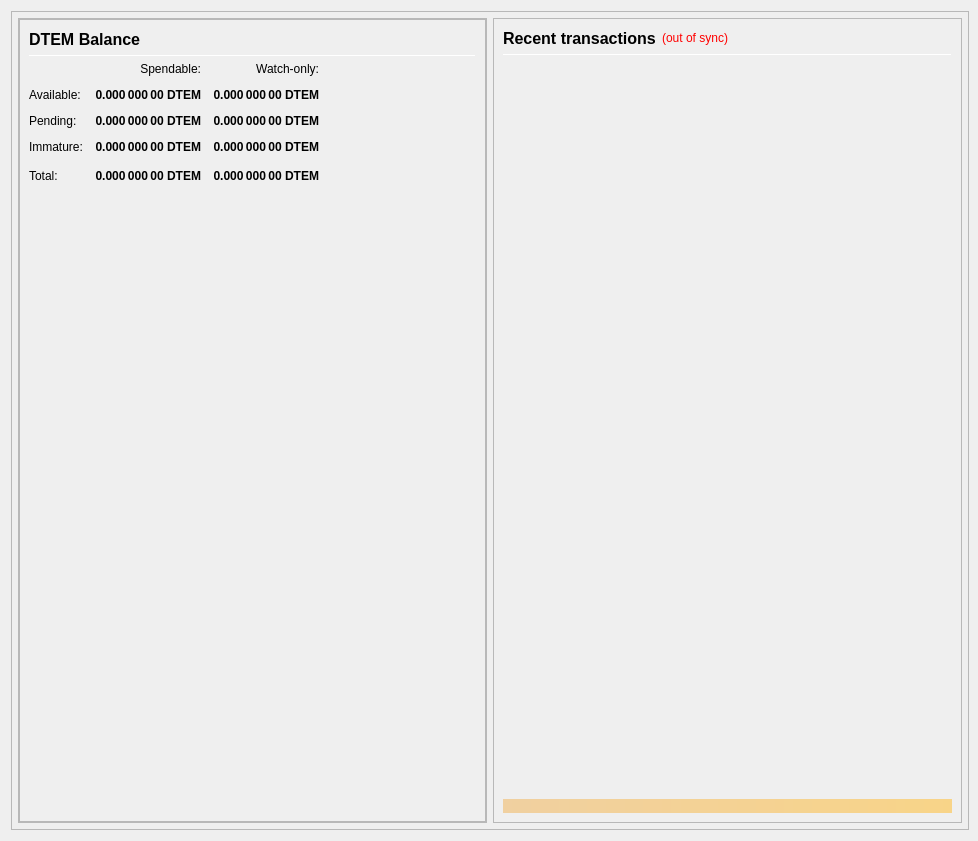
Old version of the form src/qt/forms/overviewpage.ui in the repository camenlx/dystem-core.
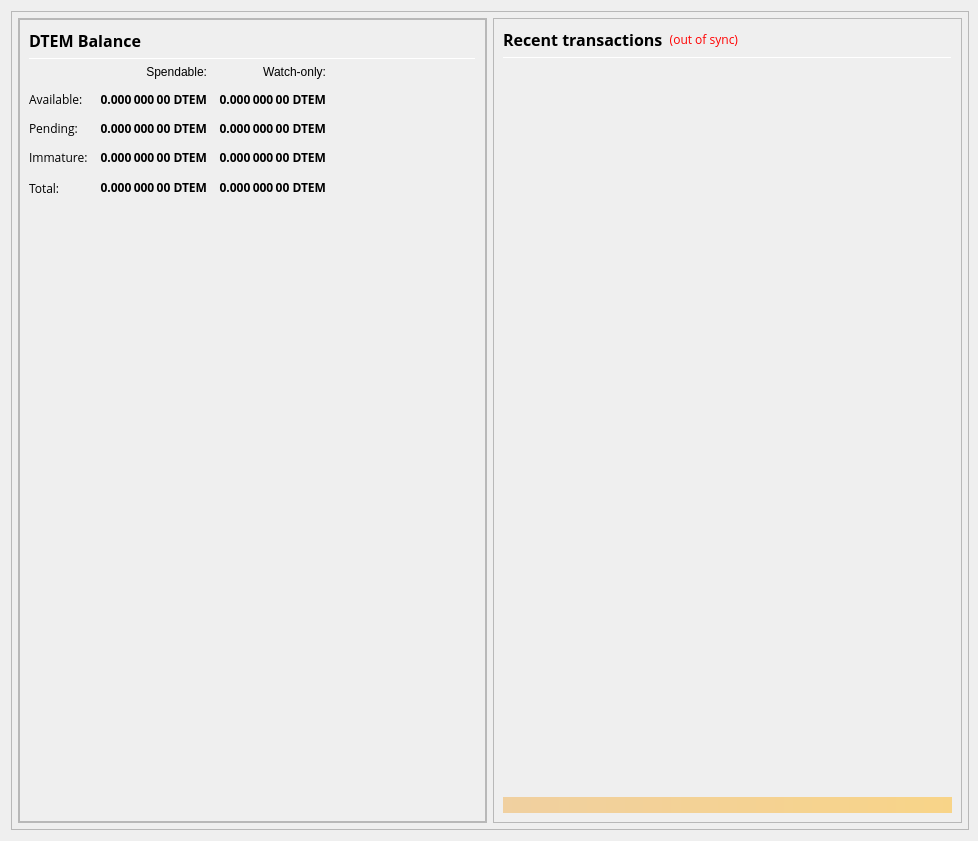
New version of the form.

Commit message: Added open sans as the font on all screens

```diff
--- a/src/qt/forms/overviewpage.ui
+++ b/src/qt/forms/overviewpage.ui
@@ -165,6 +165,7 @@
                          </property>
                          <property name="font">
                           <font>
+                           <family>Open Sans</family>
                            <pointsize>12</pointsize>
                            <weight>75</weight>
                            <bold>true</bold>
@@ -236,6 +237,11 @@
                        </item>
                        <item row="1" column="0">
                         <widget class="QLabel" name="labelBalanceText">
+                         <property name="font">
+                          <font>
+                           <family>Open Sans</family>
+                          </font>
+                         </property>
                          <property name="text">
                           <string>Available:</string>
                          </property>
@@ -245,6 +251,7 @@
                         <widget class="QLabel" name="labelBalance">
                          <property name="font">
                           <font>
+                           <family>Open Sans</family>
                            <weight>75</weight>
                            <bold>true</bold>
                           </font>
@@ -270,6 +277,7 @@
                         <widget class="QLabel" name="labelWatchAvailable">
                          <property name="font">
                           <font>
+                           <family>Open Sans</family>
                            <weight>75</weight>
                            <bold>true</bold>
                           </font>
@@ -293,6 +301,11 @@
                        </item>
                        <item row="2" column="0">
                         <widget class="QLabel" name="labelPendingText">
+                         <property name="font">
+                          <font>
+                           <family>Open Sans</family>
+                          </font>
+                         </property>
                          <property name="text">
                           <string>Pending:</string>
                          </property>
@@ -302,6 +315,7 @@
                         <widget class="QLabel" name="labelUnconfirmed">
                          <property name="font">
                           <font>
+                           <family>Open Sans</family>
                            <weight>75</weight>
                            <bold>true</bold>
                           </font>
@@ -327,6 +341,7 @@
                         <widget class="QLabel" name="labelWatchPending">
                          <property name="font">
                           <font>
+                           <family>Open Sans</family>
                            <weight>75</weight>
                            <bold>true</bold>
                           </font>
@@ -350,6 +365,11 @@
                        </item>
                        <item row="3" column="0">
                         <widget class="QLabel" name="labelImmatureText">
+                         <property name="font">
+                          <font>
+                           <family>Open Sans</family>
+                          </font>
+                         </property>
                          <property name="text">
                           <string>Immature:</string>
                          </property>
@@ -359,6 +379,7 @@
                         <widget class="QLabel" name="labelImmature">
                          <property name="font">
                           <font>
+                           <family>Open Sans</family>
                            <weight>75</weight>
                            <bold>true</bold>
                           </font>
@@ -384,6 +405,7 @@
                         <widget class="QLabel" name="labelWatchImmature">
                          <property name="font">
                           <font>
+                           <family>Open Sans</family>
                            <weight>75</weight>
                            <bold>true</bold>
                           </font>
@@ -407,6 +429,11 @@
                        </item>
                        <item row="4" column="0">
                         <widget class="QLabel" name="labelTotalText">
+                         <property name="font">
+                          <font>
+                           <family>Open Sans</family>
+                          </font>
+                         </property>
                          <property name="toolTip">
                           <string>Your current DYSTEM balance, unconfirmed and immature transactions included</string>
                          </property>
@@ -419,6 +446,7 @@
                         <widget class="QLabel" name="labelTotal">
                          <property name="font">
                           <font>
+                           <family>Open Sans</family>
                            <weight>75</weight>
                            <bold>true</bold>
                           </font>
@@ -444,6 +472,7 @@
                         <widget class="QLabel" name="labelWatchTotal">
                          <property name="font">
                           <font>
+                           <family>Open Sans</family>
                            <weight>75</weight>
                            <bold>true</bold>
                           </font>
@@ -530,6 +559,7 @@
                       </property>
                       <property name="font">
                        <font>
+                        <family>Open Sans</family>
                         <pointsize>12</pointsize>
                         <weight>75</weight>
                         <bold>true</bold>
@@ -542,6 +572,11 @@
                     </item>
                     <item>
                      <widget class="QLabel" name="labelTransactionsStatus">
+                      <property name="font">
+                       <font>
+                        <family>Open Sans</family>
+                       </font>
+                      </property>
                       <property name="cursor">
                        <cursorShape>WhatsThisCursor</cursorShape>
                       </property>
@@ -642,6 +677,11 @@
                       <height>16777215</height>
                      </size>
                     </property>
+                    <property name="font">
+                     <font>
+                      <family>Open Sans</family>
+                     </font>
+                    </property>
                     <property name="styleSheet">
                      <string notr="true">background-color: qlineargradient(x1: 0, y1: 0, x2: 1, y2: 0, stop:0 #F0D0A0, stop:1 #F8D488); color:#000000;</string>
                     </property>
```
The commit also changes 21 other files.
